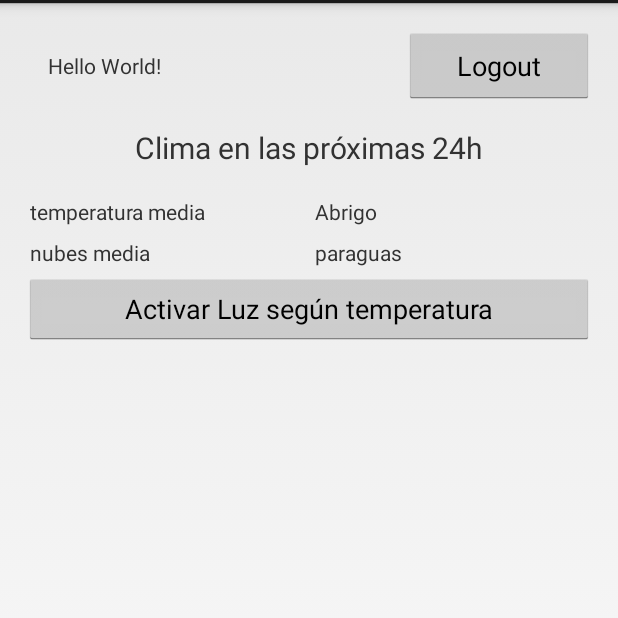
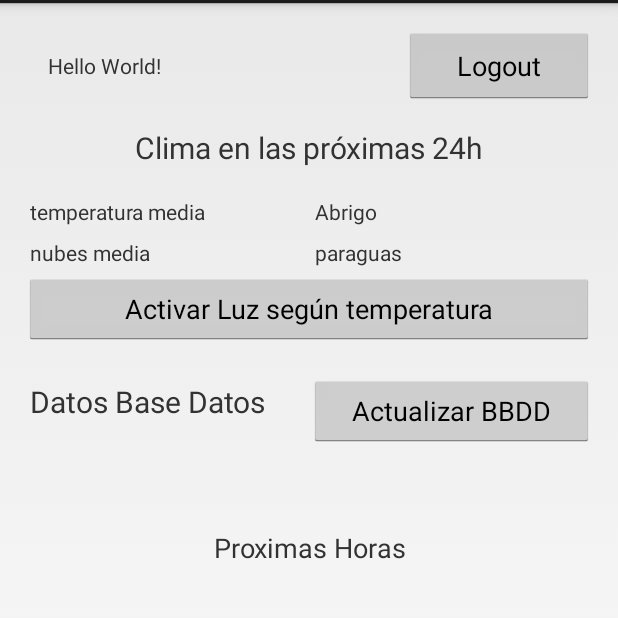
Before and after one commit to reymon359/listo-para-madrid, an Android app: the screen it shows after launch (MainActivity), on a phone screen of 412 x 824 dp, the part 69-687 px from its top. Run offline under Robolectric (Android 15) with nearby library versions, the phone set to English and light mode, and no system bars; our stand-ins replace Firebase (no records; nobody signed in at launch, a user with empty details on screens opened directly); libraries missing offline, so code that uses them is left out: com.firebase.ui; 1 statement that could not run was skipped.

Commit message:
design for database

```diff
--- a/app/src/main/java/es/upm/miw/firebaselogin/MainActivity.java
+++ b/app/src/main/java/es/upm/miw/firebaselogin/MainActivity.java
@@ -39,13 +39,13 @@ public class MainActivity extends Activity implements View.OnClickListener {
 
     private static final String LOG_TAG = "MiW";
 
-    private TextView tvRespuesta, tvTemperatura, tvAbrigo, tvNubes, tvParaguas;
+    private TextView tvRespuesta, tvTemperatura, tvAbrigo, tvNubes, tvParaguas, tvBaseDatos;
 
     private ICountryRESTAPIService apiService;
 
     private FirebaseAuth mFirebaseAuth;
     private FirebaseAuth.AuthStateListener mAuthStateListener;
-    private Button cubeButton;
+    private Button cubeButton, buttonBaseDAtos;
 
     private static final int RC_SIGN_IN = 2018;
 
@@ -56,21 +56,30 @@ public class MainActivity extends Activity implements View.OnClickListener {
     protected void onCreate(Bundle savedInstanceState) {
         super.onCreate(savedInstanceState);
         setContentView(R.layout.activity_main);
-
+        // Elementos
         tvRespuesta = findViewById(R.id.tvRespuesta);
         tvTemperatura = findViewById(R.id.tvTemperatura);
         tvAbrigo = findViewById(R.id.tvAbrigo);
         tvNubes = findViewById(R.id.tvNubes);
         tvParaguas = findViewById(R.id.tvParaguas);
+        tvBaseDatos = findViewById(R.id.tvBaseDatos);
         cubeButton = findViewById(R.id.cubeButton);
+        buttonBaseDAtos = findViewById(R.id.buttonBaseDatos);
 
+        // Botones
         findViewById(R.id.logoutButton).setOnClickListener(this);
         cubeButton.setOnClickListener(new View.OnClickListener() {
             public void onClick(View v) {
                 setCubeLight();
             }
         });
+        buttonBaseDAtos.setOnClickListener(new View.OnClickListener() {
+            public void onClick(View v) {
+               guardarDatosDatabase();
+            }
+        });
 
+        // Auth
         mFirebaseAuth = FirebaseAuth.getInstance();
         mAuthStateListener = new FirebaseAuth.AuthStateListener() {
             @Override
@@ -100,6 +109,12 @@ public class MainActivity extends Activity implements View.OnClickListener {
                 }
             }
         };
+
+
+    }
+
+    public void guardarDatosDatabase(){
+
     }
 
 
--- a/app/src/main/res/layout/activity_main.xml
+++ b/app/src/main/res/layout/activity_main.xml
@@ -65,6 +65,7 @@
             android:padding="4dp"
             android:text="Abrigo" />
     </LinearLayout>
+
     <LinearLayout
         android:id="@+id/fila3"
         android:layout_width="match_parent"
@@ -95,9 +96,58 @@
         android:layout_height="wrap_content"
         android:padding="10dp"
         android:text="Activar Luz según temperatura" />
-    <ScrollView
+
+    <LinearLayout
+        android:id="@+id/fila4"
         android:layout_width="match_parent"
-        android:layout_height="match_parent">
+        android:layout_height="wrap_content"
+        android:layout_marginTop="20sp"
+        android:orientation="horizontal">
+
+        <TextView
+            android:id="@+id/titleBaseDatos"
+            android:layout_width="0dp"
+            android:layout_height="match_parent"
+            android:layout_weight="2"
+            android:padding="4dp"
+            android:text="Datos Base Datos"
+            android:textSize="20sp" />
+
+
+        <Button
+            android:id="@+id/buttonBaseDatos"
+            android:layout_width="0dp"
+            android:layout_height="match_parent"
+            android:layout_weight="2"
+            android:padding="10dp"
+            android:text="Actualizar BBDD" />
+    </LinearLayout>
+
+    <!--    <TextView-->
+    <!--     -->
+    <!--        android:layout_width="match_parent"-->
+    <!--        android:layout_height="wrap_content"-->
+    <!--        android:padding="10sp"-->
+    <!--        android:text="Datos Base Datos"-->
+    <!--        android:textAlignment="center"-->
+    <!--        android:textSize="20sp"-->
+    <!--        tools:ignore="MissingConstraints"></TextView>-->
+
+    <TextView
+        android:id="@+id/tvBaseDatos"
+        android:layout_width="match_parent"
+        android:layout_height="wrap_content"
+        android:padding="10sp"
+        android:textSize="18sp" />
+
+    <TextView
+        android:id="@+id/tvProximasHoras"
+        android:layout_width="match_parent"
+        android:layout_height="wrap_content"
+        android:padding="10sp"
+        android:text="Proximas Horas"
+        android:textAlignment="center"
+        android:textSize="18sp" />
 
     <TextView
         android:id="@+id/tvRespuesta"
@@ -107,5 +157,5 @@
         android:textAlignment="textStart"
         android:textSize="18sp" />
 
-    </ScrollView>
+
 </LinearLayout>
```
Lines whose indentation alone changed are shown as unchanged.
